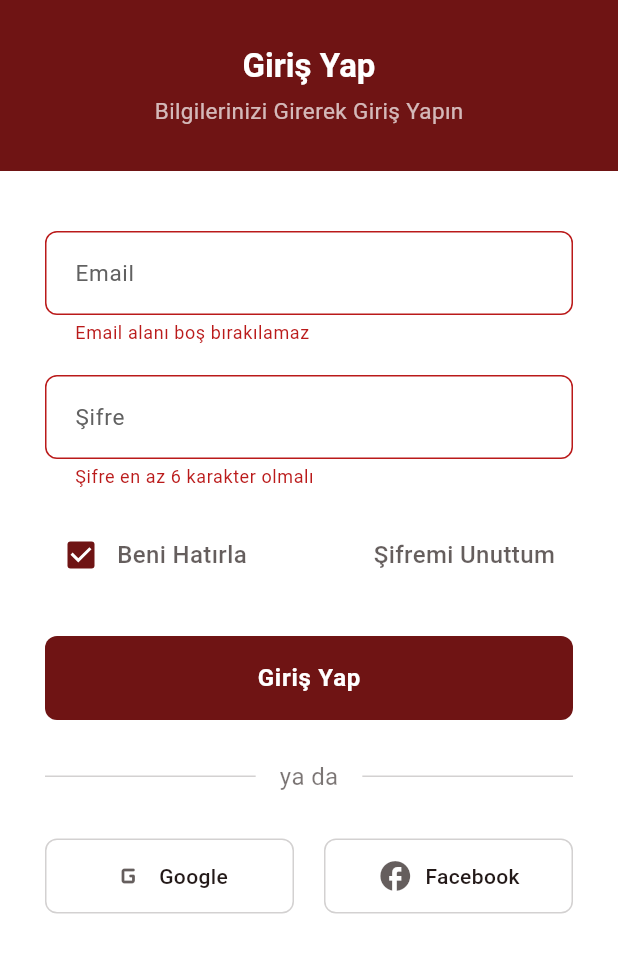
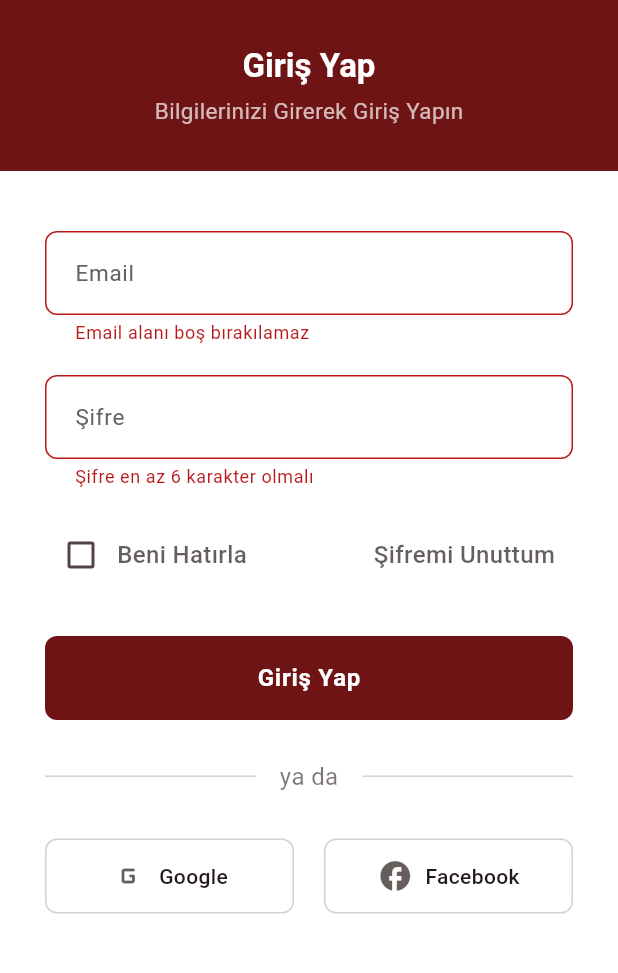
Before and after one commit to ricoglr/Linkup, a Flutter app: the screen it shows after launch, after a tap on "Giriş Yap", on a phone screen of 412 x 824 dp, the part 201-1174 px from its top. Run offline on Flutter 3.47's test engine with Material 3 defaults, Android fonts, the light colour scheme and no system bars; our stand-ins replace firebase_auth, firebase_core, image_picker, shared_preferences; accounts and stored records are empty.

Commit message:
fix(auth): Fix registration and login flow issues
- Prevent auto-login after registration
- Redirect user to login page after successful registration
- Fix "Remember Me" functionality
  * Improve checkbox control
  * Add persistent storage with GetStorage
  * Clear form fields when checkbox is unchecked
- Add success notification for registration

```diff
--- a/lib/screens/login_screen.dart
+++ b/lib/screens/login_screen.dart
@@ -18,6 +18,7 @@ class _LoginScreenState extends State<LoginScreen> {
   String _password = '';
   String _error = '';
   bool _isLogin = true;
+  bool _rememberMe = false;
 
   Future<void> _submitForm() async {
     if (_formKey.currentState!.validate()) {
@@ -28,13 +29,19 @@ class _LoginScreenState extends State<LoginScreen> {
           Navigator.pushReplacementNamed(context, '/home');
         } else {
           await _authService.registerWithEmailAndPassword(_email, _password);
-          Navigator.pushReplacementNamed(context, '/home');
+          ScaffoldMessenger.of(context).showSnackBar(
+            const SnackBar(
+              content: Text('Kayıt başarılı! Şimdi giriş yapabilirsiniz.'),
+              backgroundColor: Colors.green,
+            ),
+          );
+          setState(() {
+            _isLogin = true;
+          });
         }
       } catch (e) {
         setState(() {
-          _error = e.toString().contains('firebase_auth')
-              ? 'Email veya şifre hatalı'
-              : e.toString();
+          _error = e.toString();
         });
         ScaffoldMessenger.of(context).showSnackBar(
           SnackBar(
@@ -142,11 +149,10 @@ class _LoginScreenState extends State<LoginScreen> {
                           Row(
                             children: [
                               Checkbox(
-                                value: _isLogin,
+                                value: _rememberMe,
                                 onChanged: (value) {
                                   setState(() {
-                                    _isLogin = value ?? false;
-                                    _error = '';
+                                    _rememberMe = value ?? false;
                                   });
                                 },
                                 fillColor:
```
